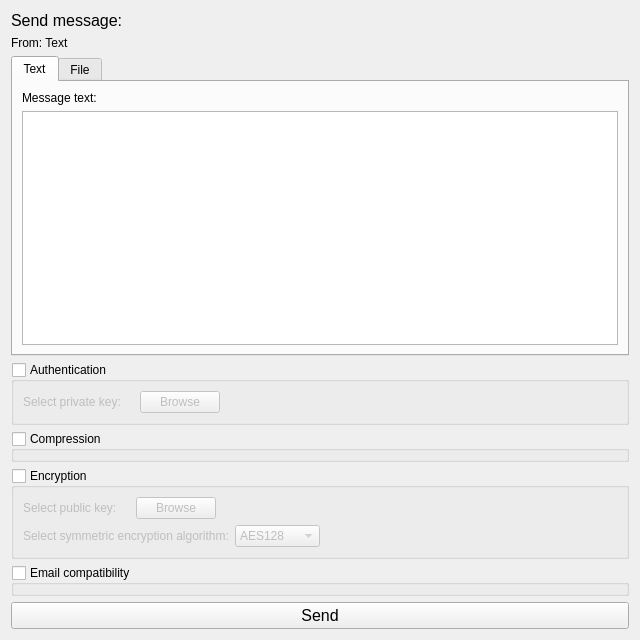
Before: the Qt Designer form src/ui/design/send.ui in lazar2222/Computer-Security-Project, drawn with Qt 5.
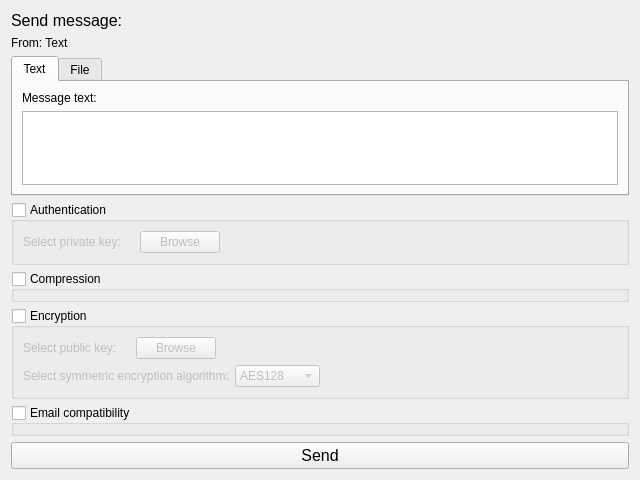
After: the same form once the commit is applied.

```diff
--- a/src/ui/design/send.ui
+++ b/src/ui/design/send.ui
@@ -7,7 +7,7 @@
     <x>0</x>
     <y>0</y>
     <width>640</width>
-    <height>640</height>
+    <height>480</height>
    </rect>
   </property>
   <property name="windowTitle">
```
